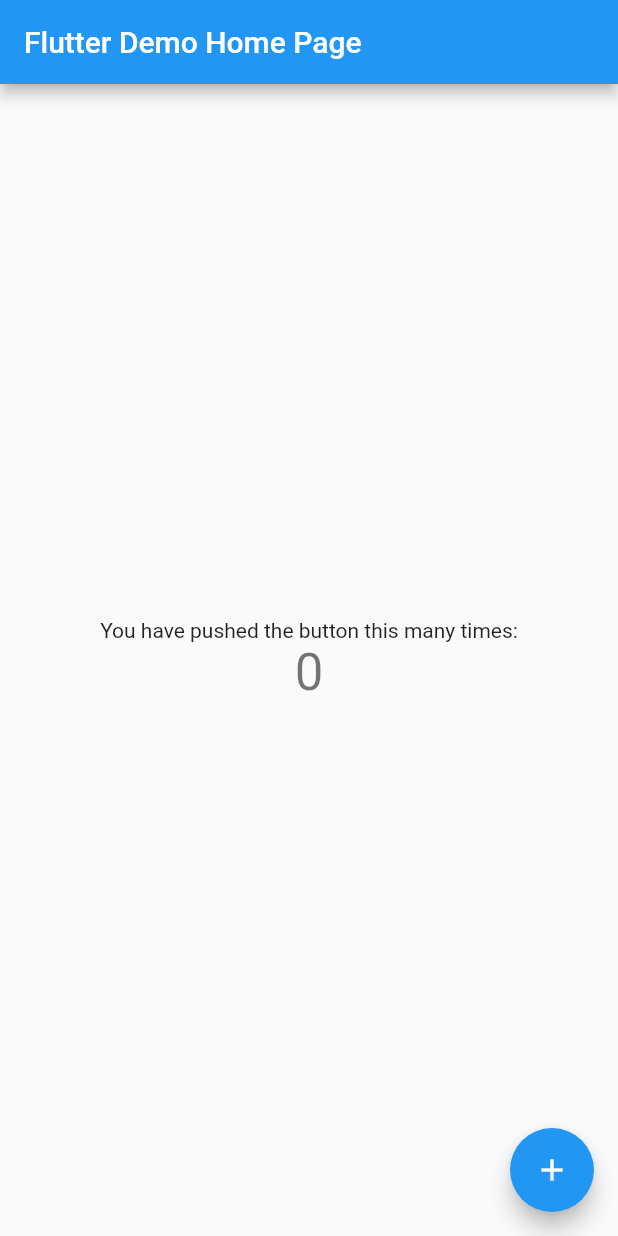
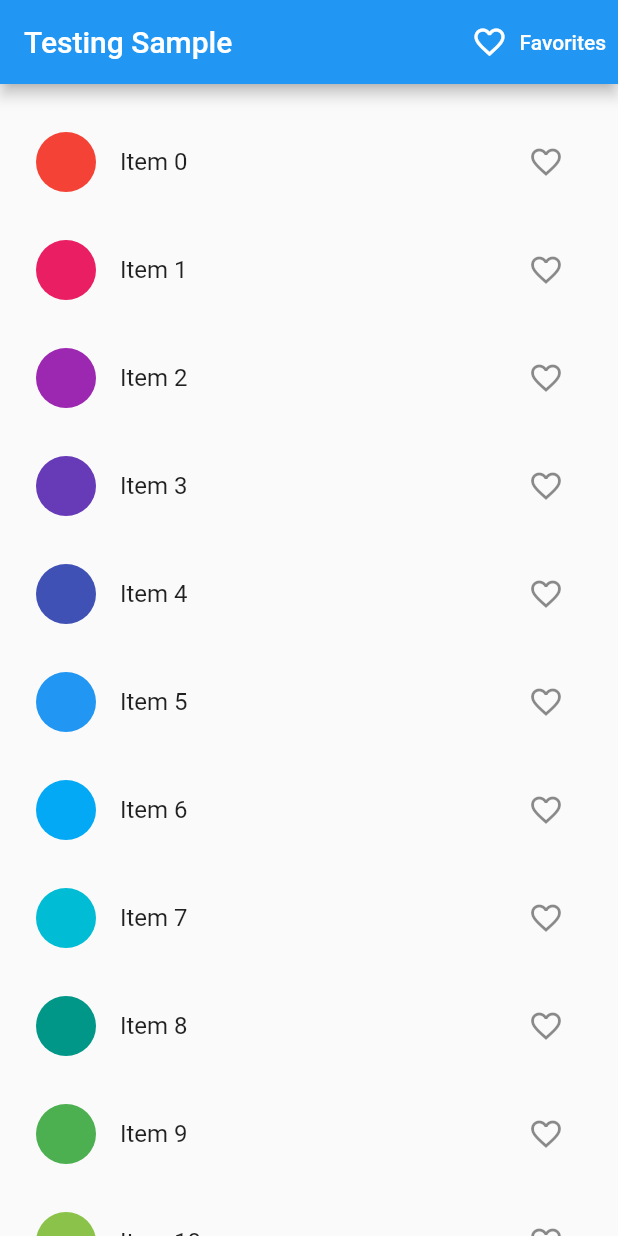
Before and after one commit to gadiego92/flutter_testing_app, a Flutter app: the screen it shows after launch, on a phone screen of 412 x 824 dp. Run offline on Flutter 3.47's test engine with Material 2 defaults, Android fonts, the phone set to English and light mode, and no system bars.

Commit message:
Add screens.

```diff
--- a/lib/main.dart
+++ b/lib/main.dart
@@ -1,115 +1,32 @@
 import 'package:flutter/material.dart';
+import 'package:provider/provider.dart';
+import 'package:flutter_testing_app/models/favorites.dart';
+import 'package:flutter_testing_app/screens/favorites.dart';
+import 'package:flutter_testing_app/screens/home.dart';
 
 void main() {
-  runApp(const MyApp());
+  runApp(const TestingApp());
 }
 
-class MyApp extends StatelessWidget {
-  const MyApp({super.key});
+class TestingApp extends StatelessWidget {
+  const TestingApp({super.key});
 
-  // This widget is the root of your application.
   @override
   Widget build(BuildContext context) {
-    return MaterialApp(
-      title: 'Flutter Demo',
-      theme: ThemeData(
-        // This is the theme of your application.
-        //
-        // Try running your application with "flutter run". You'll see the
-        // application has a blue toolbar. Then, without quitting the app, try
-        // changing the primarySwatch below to Colors.green and then invoke
-        // "hot reload" (press "r" in the console where you ran "flutter run",
-        // or simply save your changes to "hot reload" in a Flutter IDE).
-        // Notice that the counter didn't reset back to zero; the application
-        // is not restarted.
-        primarySwatch: Colors.blue,
+    return ChangeNotifierProvider<Favorites>(
+      create: (context) => Favorites(),
+      child: MaterialApp(
+        title: 'Testing Sample',
+        theme: ThemeData(
+          primarySwatch: Colors.blue,
+          visualDensity: VisualDensity.adaptivePlatformDensity,
+        ),
+        routes: {
+          HomePage.routeName: (context) => const HomePage(),
+          FavoritesPage.routeName: (context) => const FavoritesPage(),
+        },
+        initialRoute: HomePage.routeName,
       ),
-      home: const MyHomePage(title: 'Flutter Demo Home Page'),
     );
   }
 }
-
-class MyHomePage extends StatefulWidget {
-  const MyHomePage({super.key, required this.title});
-
-  // This widget is the home page of your application. It is stateful, meaning
-  // that it has a State object (defined below) that contains fields that affect
-  // how it looks.
-
-  // This class is the configuration for the state. It holds the values (in this
-  // case the title) provided by the parent (in this case the App widget) and
-  // used by the build method of the State. Fields in a Widget subclass are
-  // always marked "final".
-
-  final String title;
-
-  @override
-  State<MyHomePage> createState() => _MyHomePageState();
-}
-
-class _MyHomePageState extends State<MyHomePage> {
-  int _counter = 0;
-
-  void _incrementCounter() {
-    setState(() {
-      // This call to setState tells the Flutter framework that something has
-      // changed in this State, which causes it to rerun the build method below
-      // so that the display can reflect the updated values. If we changed
-      // _counter without calling setState(), then the build method would not be
-      // called again, and so nothing would appear to happen.
-      _counter++;
-    });
-  }
-
-  @override
-  Widget build(BuildContext context) {
-    // This method is rerun every time setState is called, for instance as done
-    // by the _incrementCounter method above.
-    //
-    // The Flutter framework has been optimized to make rerunning build methods
-    // fast, so that you can just rebuild anything that needs updating rather
-    // than having to individually change instances of widgets.
-    return Scaffold(
-      appBar: AppBar(
-        // Here we take the value from the MyHomePage object that was created by
-        // the App.build method, and use it to set our appbar title.
-        title: Text(widget.title),
-      ),
-      body: Center(
-        // Center is a layout widget. It takes a single child and positions it
-        // in the middle of the parent.
-        child: Column(
-          // Column is also a layout widget. It takes a list of children and
-          // arranges them vertically. By default, it sizes itself to fit its
-          // children horizontally, and tries to be as tall as its parent.
-          //
-          // Invoke "debug painting" (press "p" in the console, choose the
-          // "Toggle Debug Paint" action from the Flutter Inspector in Android
-          // Studio, or the "Toggle Debug Paint" command in Visual Studio Code)
-          // to see the wireframe for each widget.
-          //
-          // Column has various properties to control how it sizes itself and
-          // how it positions its children. Here we use mainAxisAlignment to
-          // center the children vertically; the main axis here is the vertical
-          // axis because Columns are vertical (the cross axis would be
-          // horizontal).
-          mainAxisAlignment: MainAxisAlignment.center,
-          children: <Widget>[
-            const Text(
-              'You have pushed the button this many times:',
-            ),
-            Text(
-              '$_counter',
-              style: Theme.of(context).textTheme.headline4,
-            ),
-          ],
-        ),
-      ),
-      floatingActionButton: FloatingActionButton(
-        onPressed: _incrementCounter,
-        tooltip: 'Increment',
-        child: const Icon(Icons.add),
-      ), // This trailing comma makes auto-formatting nicer for build methods.
-    );
-  }
-}
--- /dev/null
+++ b/lib/models/favorites.dart
@@ -0,0 +1,18 @@
+import 'package:flutter/material.dart';
+
+/// The [Favorites] class holds a list of favorite items saved by the user.
+class Favorites extends ChangeNotifier {
+  final List<int> _favoriteItems = [];
+
+  List<int> get items => _favoriteItems;
+
+  void add(int itemNo) {
+    _favoriteItems.add(itemNo);
+    notifyListeners();
+  }
+
+  void remove(int itemNo) {
+    _favoriteItems.remove(itemNo);
+    notifyListeners();
+  }
+}
--- /dev/null
+++ b/lib/screens/home.dart
@@ -0,0 +1,78 @@
+import 'package:flutter/material.dart';
+import 'package:provider/provider.dart';
+import 'package:flutter_testing_app/models/favorites.dart';
+import 'package:flutter_testing_app/screens/favorites.dart';
+
+class HomePage extends StatelessWidget {
+  static String routeName = '/';
+
+  const HomePage({super.key});
+
+  @override
+  Widget build(BuildContext context) {
+    return Scaffold(
+      appBar: AppBar(
+        title: const Text('Testing Sample'),
+        actions: <Widget>[
+          TextButton.icon(
+            style: TextButton.styleFrom(primary: Colors.white),
+            onPressed: () {
+              Navigator.pushNamed(context, FavoritesPage.routeName);
+            },
+            icon: const Icon(Icons.favorite_border),
+            label: const Text('Favorites'),
+          ),
+        ],
+      ),
+      body: ListView.builder(
+        itemCount: 100,
+        cacheExtent: 20.0,
+        padding: const EdgeInsets.symmetric(vertical: 16),
+        itemBuilder: (context, index) => ItemTile(index),
+      ),
+    );
+  }
+}
+
+class ItemTile extends StatelessWidget {
+  final int itemNo;
+
+  const ItemTile(this.itemNo, {super.key});
+
+  @override
+  Widget build(BuildContext context) {
+    var favoritesList = Provider.of<Favorites>(context);
+
+    return Padding(
+      padding: const EdgeInsets.all(8.0),
+      child: ListTile(
+        leading: CircleAvatar(
+          backgroundColor: Colors.primaries[itemNo % Colors.primaries.length],
+        ),
+        title: Text(
+          'Item $itemNo',
+          key: Key('text_$itemNo'),
+        ),
+        trailing: IconButton(
+          key: Key('icon_$itemNo'),
+          icon: favoritesList.items.contains(itemNo)
+              ? const Icon(Icons.favorite)
+              : const Icon(Icons.favorite_border),
+          onPressed: () {
+            !favoritesList.items.contains(itemNo)
+                ? favoritesList.add(itemNo)
+                : favoritesList.remove(itemNo);
+            ScaffoldMessenger.of(context).showSnackBar(
+              SnackBar(
+                content: Text(favoritesList.items.contains(itemNo)
+                    ? 'Added to favorites.'
+                    : 'Removed from favorites.'),
+                duration: const Duration(seconds: 1),
+              ),
+            );
+          },
+        ),
+      ),
+    );
+  }
+}
```
Also changed, not shown: lib/screens/favorites.dart (added, +60 -0 lines), 4 other files.
